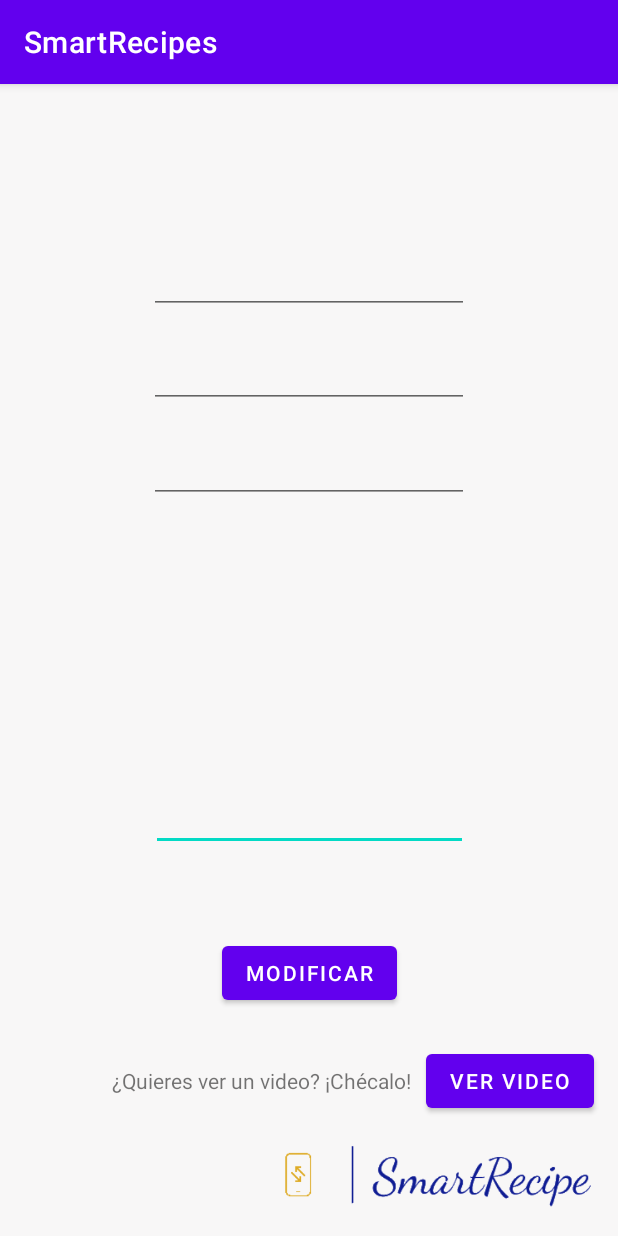
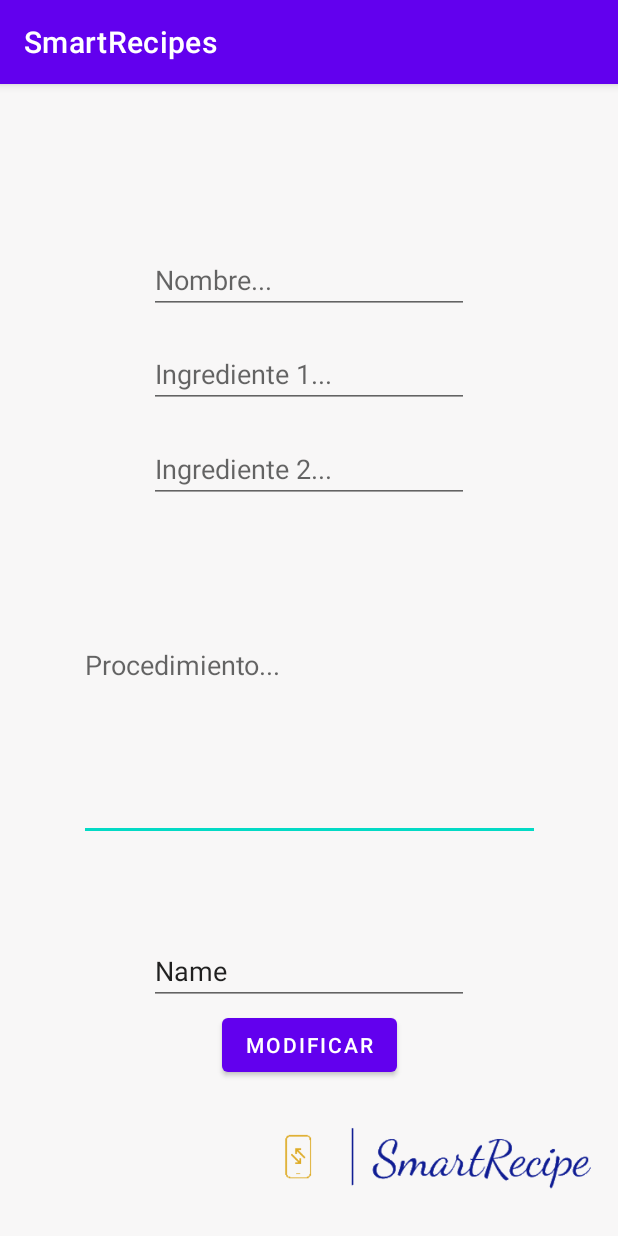
Before and after one commit to Erickln/SmartRecipes, an Android app: the EditarReceta screen opened directly, with no data from a screen before it, on a phone screen of 412 x 824 dp. Run offline under Robolectric (Android 15) with nearby library versions, the phone set to English and light mode, and no system bars; 5 statements that could not run were skipped.

Commit message:
EditarReceta en Recetas adapter. Url ahora recibido

```diff
--- a/app/build.gradle
+++ b/app/build.gradle
@@ -28,7 +28,7 @@ android {
 }
 
 dependencies {
-
+    implementation 'com.google.code.gson:gson:2.8.6'
     implementation 'androidx.appcompat:appcompat:1.2.0'
     implementation 'com.google.android.material:material:1.2.1'
     implementation 'androidx.constraintlayout:constraintlayout:2.0.4'
--- a/app/src/main/java/com/example/smartrecipes/EditarReceta.java
+++ b/app/src/main/java/com/example/smartrecipes/EditarReceta.java
@@ -13,7 +13,7 @@ import java.util.ArrayList;
 public class EditarReceta extends AppCompatActivity {
     public static final String NEW_RECIPE_KEY = "recetaAModificar";
 
-    EditText nombre,ingrediente1,ingredeinte2,procedimiento;
+    EditText nombre,ingrediente1,ingredeinte2,procedimiento,url;
     Receta receta;
 
     @Override
@@ -24,14 +24,16 @@ public class EditarReceta extends AppCompatActivity {
         ingrediente1 = findViewById(R.id.ingredienteEditText1Edit);
         ingredeinte2 = findViewById(R.id.ingredienteEditText2Edit);
         procedimiento = findViewById(R.id.procedimientoEditTextEdit);
+        url = findViewById(R.id.urlEditText);
 
         Intent i = getIntent();
-        this.receta = (Receta)i.getSerializableExtra("recetaAModificar");
+        this.receta = (Receta)i.getSerializableExtra("recetaAEditar");
 
         nombre.setText(receta.nombre);
         ingrediente1.setText(receta.ingredientes.get(0).nombre);
         ingredeinte2.setText(receta.ingredientes.get(1).nombre);
         procedimiento.setText(receta.procedimiento);
+        url.setText(receta.url);
 
     }
 
@@ -41,13 +43,17 @@ public class EditarReceta extends AppCompatActivity {
         String nombre = this.nombre.getText()+"";
         String ingrediente1 = this.ingrediente1.getText()+"";
         String ingrediente2 = this.ingredeinte2.getText()+"";
+        String url = this.url.getText()+"";
         ArrayList<Ingrediente> ingredientes = new ArrayList<>();
         ingredientes.add(new Ingrediente(ingrediente1, ""));
         ingredientes.add(new Ingrediente(ingrediente2, ""));
 
+        FBHelper fb = new FBHelper();
+
         String procedimiento = this.procedimiento.getText()+"";
-        i.putExtra("recetaModificada",new Receta(nombre,ingredientes,procedimiento, "URL"));
-        i.putExtra("recetaAModificar",receta);
+        Receta resultado = new Receta(nombre,ingredientes,procedimiento, url);
+        //i.putExtra("recetaAModificar",receta);
+        // MODIFICACIÓN DE RECETA EN FBHELPER fb.actualizarReceta(receta,resultado);
         setResult(Activity.RESULT_OK, i);
         finish();
     }
--- a/app/src/main/java/com/example/smartrecipes/IngredientAdapter.java
+++ b/app/src/main/java/com/example/smartrecipes/IngredientAdapter.java
@@ -41,6 +41,7 @@ public class IngredientAdapter extends RecyclerView.Adapter<IngredientAdapter.In
     public IngredientViewHolder onCreateViewHolder(@NonNull ViewGroup parent, int viewType) {
         View v = (View) LayoutInflater.from(parent.getContext()).inflate(R.layout.fila_ingrediente, parent, false);
         Button bEditar = v.findViewById(R.id.editarButton);
+        Button bBorrar = v.findViewById(R.id.borrarButton2);
         TextView ingrediente = v.findViewById(R.id.textote);
         FBHelper fbh = new FBHelper();
 
@@ -62,7 +63,6 @@ public class IngredientAdapter extends RecyclerView.Adapter<IngredientAdapter.In
             }
         });
 
-        Button bBorrar = v.findViewById(R.id.borrarButton2);
 
         bBorrar.setOnClickListener(new View.OnClickListener() {
             @Override
--- a/app/src/main/java/com/example/smartrecipes/Receta.java
+++ b/app/src/main/java/com/example/smartrecipes/Receta.java
@@ -10,6 +10,7 @@ public class Receta implements Serializable {
     public String procedimiento=" ";
     public ArrayList<Ingrediente> ingredientes= new ArrayList<>();
     public String url;
+    public String key="";
 
     public String getProcedimiento() {
         return procedimiento;
--- a/app/src/main/res/layout/activity_editar_receta.xml
+++ b/app/src/main/res/layout/activity_editar_receta.xml
@@ -2,7 +2,6 @@
 <androidx.constraintlayout.widget.ConstraintLayout xmlns:android="http://schemas.android.com/apk/res/android"
     xmlns:app="http://schemas.android.com/apk/res-auto"
     xmlns:tools="http://schemas.android.com/tools"
-    android:id="@+id/checaloText"
     android:layout_width="match_parent"
     android:layout_height="match_parent"
     android:background="#F8F7F7"
@@ -10,14 +9,14 @@
 
     <EditText
         android:id="@+id/procedimientoEditTextEdit"
-        android:layout_width="211dp"
-        android:layout_height="129dp"
-        android:layout_marginTop="85dp"
-        android:layout_marginBottom="88dp"
+        android:layout_width="307dp"
+        android:layout_height="140dp"
+        android:layout_marginBottom="177dp"
         android:ems="10"
         android:gravity="start|top"
+        android:hint="Procedimiento..."
         android:inputType="textMultiLine"
-        app:layout_constraintBottom_toBottomOf="@+id/agregarRecetaButtonEdit"
+        app:layout_constraintBottom_toTopOf="@+id/imageView10"
         app:layout_constraintEnd_toEndOf="parent"
         app:layout_constraintStart_toStartOf="parent"
         app:layout_constraintTop_toBottomOf="@+id/ingredienteEditText2Edit" />
@@ -27,8 +26,11 @@
         android:layout_width="wrap_content"
         android:layout_height="wrap_content"
         android:layout_marginTop="108dp"
+        android:layout_marginBottom="17dp"
         android:ems="10"
+        android:hint="Nombre..."
         android:inputType="textPersonName"
+        app:layout_constraintBottom_toTopOf="@+id/ingredienteEditText1Edit"
         app:layout_constraintEnd_toEndOf="parent"
         app:layout_constraintStart_toStartOf="parent"
         app:layout_constraintTop_toTopOf="parent" />
@@ -37,9 +39,11 @@
         android:id="@+id/ingredienteEditText1Edit"
         android:layout_width="wrap_content"
         android:layout_height="wrap_content"
-        android:layout_marginTop="17dp"
+        android:layout_marginBottom="18dp"
         android:ems="10"
+        android:hint="Ingrediente 1..."
         android:inputType="textPersonName"
+        app:layout_constraintBottom_toTopOf="@+id/ingredienteEditText2Edit"
         app:layout_constraintStart_toStartOf="@+id/nombreEditTextEdit"
         app:layout_constraintTop_toBottomOf="@+id/nombreEditTextEdit" />
 
@@ -47,9 +51,11 @@
         android:id="@+id/ingredienteEditText2Edit"
         android:layout_width="wrap_content"
         android:layout_height="wrap_content"
-        android:layout_marginTop="18dp"
+        android:layout_marginBottom="85dp"
         android:ems="10"
+        android:hint="Ingrediente 2..."
         android:inputType="textPersonName"
+        app:layout_constraintBottom_toTopOf="@+id/procedimientoEditTextEdit"
         app:layout_constraintStart_toStartOf="@+id/ingredienteEditText1Edit"
         app:layout_constraintTop_toBottomOf="@+id/ingredienteEditText1Edit" />
 
@@ -57,43 +63,34 @@
         android:id="@+id/agregarRecetaButtonEdit"
         android:layout_width="wrap_content"
         android:layout_height="wrap_content"
-        android:layout_marginEnd="19dp"
-        android:layout_marginBottom="24dp"
+        android:layout_marginTop="112dp"
         android:onClick="editarReceta"
         android:text="Modificar"
-        app:layout_constraintBottom_toTopOf="@+id/videoButton"
-        app:layout_constraintEnd_toStartOf="@+id/videoButton" />
+        app:layout_constraintEnd_toEndOf="parent"
+        app:layout_constraintStart_toStartOf="parent"
+        app:layout_constraintTop_toBottomOf="@+id/procedimientoEditTextEdit" />
 
     <ImageView
         android:id="@+id/imageView10"
         android:layout_width="208dp"
-        android:layout_height="46dp"
-        android:layout_marginTop="17dp"
+        android:layout_height="0dp"
         android:layout_marginEnd="16dp"
         android:layout_marginBottom="16dp"
         app:layout_constraintBottom_toBottomOf="parent"
         app:layout_constraintEnd_toEndOf="parent"
-        app:layout_constraintTop_toBottomOf="@+id/videoButton"
+        app:layout_constraintTop_toBottomOf="@+id/procedimientoEditTextEdit"
         app:srcCompat="@drawable/logo" />
 
-    <Button
-        android:id="@+id/videoButton"
+    <EditText
+        android:id="@+id/urlEditText"
         android:layout_width="wrap_content"
         android:layout_height="wrap_content"
-        android:layout_marginEnd="16dp"
-        android:layout_marginBottom="79dp"
-        android:onClick="verVideo"
-        android:text="Ver video"
-        app:layout_constraintBottom_toBottomOf="parent"
-        app:layout_constraintEnd_toEndOf="parent" />
-
-    <TextView
-        android:id="@+id/textView9"
-        android:layout_width="wrap_content"
-        android:layout_height="wrap_content"
-        android:layout_marginEnd="10dp"
-        android:text="¿Quieres ver un video? ¡Chécalo!"
-        app:layout_constraintBaseline_toBaselineOf="@+id/videoButton"
-        app:layout_constraintEnd_toStartOf="@+id/videoButton" />
+        android:layout_marginTop="64dp"
+        android:ems="10"
+        android:hint="url..."
+        android:inputType="textPersonName"
+        android:text="Name"
+        app:layout_constraintStart_toStartOf="@+id/ingredienteEditText2Edit"
+        app:layout_constraintTop_toBottomOf="@+id/procedimientoEditTextEdit" />
 
 </androidx.constraintlayout.widget.ConstraintLayout>
```
Also changed, not shown: app/src/main/java/com/example/smartrecipes/FBHelper.java (+60 -0 lines), app/src/main/java/com/example/smartrecipes/RecetaAdapter.java (+48 -2 lines), app/src/main/java/com/example/smartrecipes/RecetasDisponibles.java (+36 -34 lines), app/src/main/res/layout/fila_receta.xml (+25 -3 lines).
